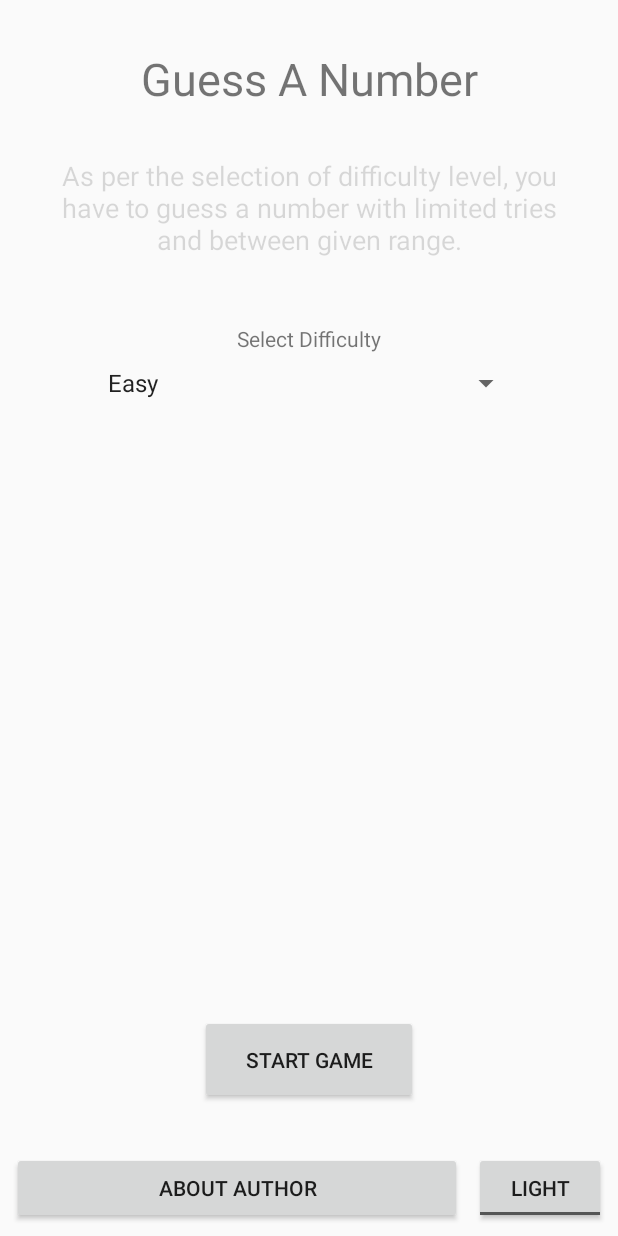
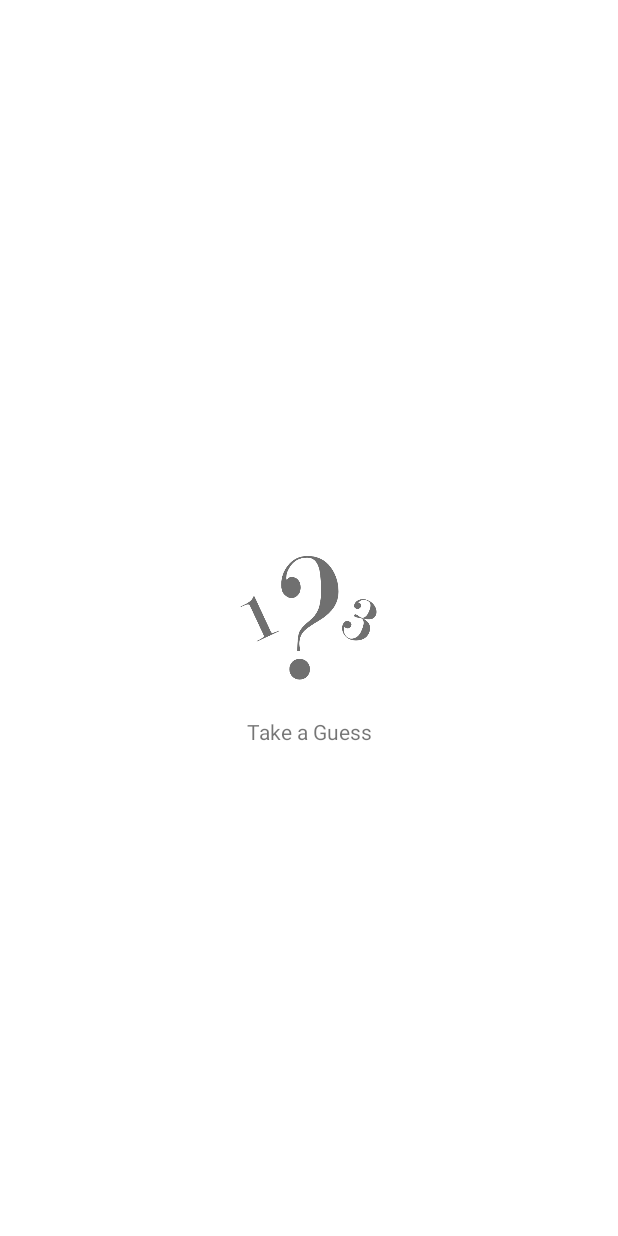
Before and after one commit to jarvis410/GuessNumber, an Android app: the first screen one second after launch (MainActivity before the commit, SplashScreen after it), on a phone screen of 412 x 824 dp. Run offline under Robolectric (Android 15) with nearby library versions, the phone set to English and light mode, and no system bars.

Commit message:
added splash screen

```diff
--- a/app/src/main/AndroidManifest.xml
+++ b/app/src/main/AndroidManifest.xml
@@ -9,14 +9,23 @@
         android:roundIcon="@mipmap/ic_launcher_round"
         android:supportsRtl="true"
         android:theme="@style/AppTheme">
+        <activity android:name=".SplashScreen">
+            <intent-filter>
+                <action android:name="android.intent.action.MAIN" />
+
+                <category android:name="android.intent.category.LAUNCHER" />
+            </intent-filter>
+        </activity>
         <activity android:name=".Result" />
         <activity android:name=".Game" />
-        <activity android:name=".MainActivity"
+        <activity
+            android:name=".MainActivity"
             android:noHistory="true">
-            <intent-filter>
-                <action android:name="android.intent.action.MAIN" />
-                <category android:name="android.intent.category.LAUNCHER" />
-            </intent-filter>
+<!--            <intent-filter>-->
+<!--                <action android:name="android.intent.action.MAIN" />-->
+
+<!--                <category android:name="android.intent.category.LAUNCHER" />-->
+<!--            </intent-filter>-->
         </activity>
     </application>
 
--- /dev/null
+++ b/app/src/main/java/com/example/guessnumber/SplashScreen.kt
@@ -0,0 +1,21 @@
+package com.example.guessnumber
+
+import android.content.Intent
+import android.os.Bundle
+import android.os.Handler
+import androidx.appcompat.app.AppCompatActivity
+
+
+class SplashScreen : AppCompatActivity() {
+
+    override fun onCreate(savedInstanceState: Bundle?) {
+        super.onCreate(savedInstanceState)
+        setContentView(R.layout.activity_splash_screen)
+
+        Handler().postDelayed({
+            val i = Intent(this, MainActivity::class.java)
+            startActivity(i)
+            finish()
+        }, 3000)
+    }
+}
--- /dev/null
+++ b/app/src/main/res/drawable/launch_screen.xml
@@ -0,0 +1,9 @@
+<?xml version="1.0" encoding="utf-8"?>
+<layer-list xmlns:android="http://schemas.android.com/apk/res/android">
+    <item android:drawable="@android:color/white" />
+    <item>
+        <bitmap
+            android:gravity="center"
+            android:src="@mipmap/guess" />
+    </item>
+</layer-list>
--- /dev/null
+++ b/app/src/main/res/layout/activity_splash_screen.xml
@@ -0,0 +1,30 @@
+<?xml version="1.0" encoding="utf-8"?>
+<androidx.constraintlayout.widget.ConstraintLayout xmlns:android="http://schemas.android.com/apk/res/android"
+    xmlns:app="http://schemas.android.com/apk/res-auto"
+    xmlns:tools="http://schemas.android.com/tools"
+    android:layout_width="match_parent"
+    android:layout_height="match_parent"
+    android:background="#FFFFFF"
+    tools:context=".SplashScreen">
+
+    <ImageView
+        android:id="@+id/imageView"
+        android:layout_width="100dp"
+        android:layout_height="100dp"
+        android:contentDescription="@string/splash_logo"
+        app:layout_constraintBottom_toBottomOf="parent"
+        app:layout_constraintEnd_toEndOf="parent"
+        app:layout_constraintStart_toStartOf="parent"
+        app:layout_constraintTop_toTopOf="parent"
+        app:srcCompat="@drawable/launch_screen" />
+
+    <TextView
+        android:id="@+id/textView"
+        android:layout_width="wrap_content"
+        android:layout_height="wrap_content"
+        android:layout_marginTop="16dp"
+        android:text="@string/take_a_guess_hint"
+        app:layout_constraintEnd_toEndOf="@+id/imageView"
+        app:layout_constraintStart_toStartOf="@+id/imageView"
+        app:layout_constraintTop_toBottomOf="@+id/imageView" />
+</androidx.constraintlayout.widget.ConstraintLayout>
--- a/app/src/main/res/values/strings.xml
+++ b/app/src/main/res/values/strings.xml
@@ -29,4 +29,5 @@
     <string name="result_win">Great Guess!</string>
     <string name="result_lose">Oops! I was thinking of %1$d</string>
     <string name="settings">Settings</string>
+    <string name="splash_logo">Splash Logo</string>
 </resources>
--- a/app/src/main/res/values/styles.xml
+++ b/app/src/main/res/values/styles.xml
@@ -8,4 +8,7 @@
         <item name="colorAccent">@color/colorAccent</item>
     </style>
 
+    <style name="SplashTheme" parent="AppTheme">
+        <item name="android:windowBackground">@drawable/launch_screen</item>
+    </style>
 </resources>
```
Also changed, not shown: app/src/main/res/mipmap-hdpi/guess.png (added).
